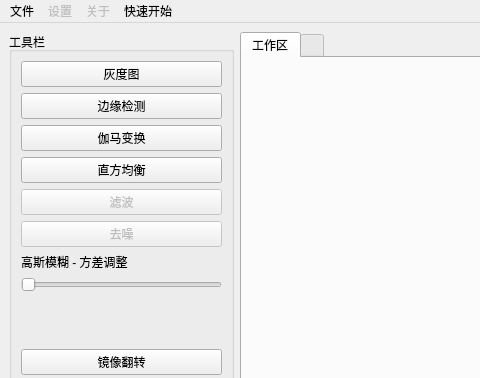
The window that mainwindow.ui (fl0a1e/ImgProcessor) describes before a commit, drawn with Qt 5; both pictures show x 0 to 480 and y 0 to 378 of the 1150 by 700 pixel window.
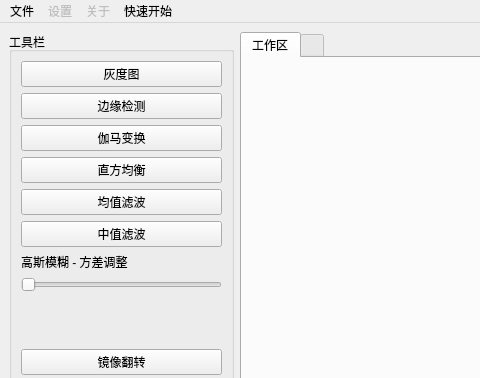
The same window after the commit.

Commit message: 加入均值滤波 & 中值滤波

The edit to the form file:
```diff
--- a/mainwindow.ui
+++ b/mainwindow.ui
@@ -58,20 +58,20 @@
        <item>
         <widget class="QPushButton" name="pushButton_2">
          <property name="enabled">
-          <bool>false</bool>
+          <bool>true</bool>
          </property>
          <property name="text">
-          <string>滤波</string>
+          <string>均值滤波</string>
          </property>
         </widget>
        </item>
        <item>
         <widget class="QPushButton" name="pushButton_3">
          <property name="enabled">
-          <bool>false</bool>
+          <bool>true</bool>
          </property>
          <property name="text">
-          <string>去噪</string>
+          <string>中值滤波</string>
          </property>
         </widget>
        </item>
```
Left out of the diff: 4 changed lines with no effect on the pictures. The commit also changes 2 other files.
